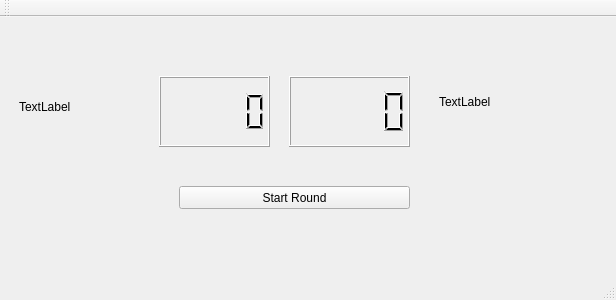
First picture: the form in mainwindow.ui, repository walsh06/grifball, before the edit.
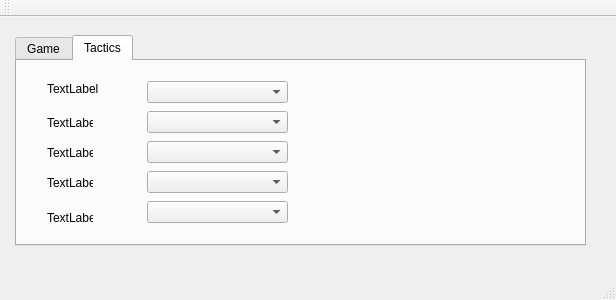
Second picture: the form after the edit. Custom widgets are drawn as their Qt base class.

Commit message: Added tactics screen

The edit to the form file:
```diff
--- a/mainwindow.ui
+++ b/mainwindow.ui
@@ -28,68 +28,226 @@
     </property>
     <widget class="MatchScreen" name="matchWidget"/>
     <widget class="QWidget" name="home">
-     <widget class="QPushButton" name="startButton">
+     <widget class="QTabWidget" name="tabWidget">
       <property name="geometry">
        <rect>
-        <x>170</x>
-        <y>160</y>
-        <width>231</width>
-        <height>23</height>
+        <x>6</x>
+        <y>9</y>
+        <width>571</width>
+        <height>211</height>
        </rect>
       </property>
-      <property name="text">
-       <string>Start Round</string>
+      <property name="currentIndex">
+       <number>1</number>
       </property>
+      <widget class="QWidget" name="game">
+       <attribute name="title">
+        <string>Game</string>
+       </attribute>
+       <widget class="QPushButton" name="startButton">
+        <property name="geometry">
+         <rect>
+          <x>160</x>
+          <y>150</y>
+          <width>231</width>
+          <height>23</height>
+         </rect>
+        </property>
+        <property name="text">
+         <string>Start Round</string>
+        </property>
+       </widget>
+       <widget class="QLCDNumber" name="teamOneScore">
+        <property name="geometry">
+         <rect>
+          <x>140</x>
+          <y>50</y>
+          <width>120</width>
+          <height>80</height>
+         </rect>
+        </property>
+        <property name="intValue" stdset="0">
+         <number>0</number>
+        </property>
+       </widget>
+       <widget class="QLabel" name="teamTwoName">
+        <property name="geometry">
+         <rect>
+          <x>430</x>
+          <y>70</y>
+          <width>141</width>
+          <height>31</height>
+         </rect>
+        </property>
+        <property name="text">
+         <string>TextLabel</string>
+        </property>
+       </widget>
+       <widget class="QLabel" name="teamOneName">
+        <property name="geometry">
+         <rect>
+          <x>10</x>
+          <y>70</y>
+          <width>111</width>
+          <height>31</height>
+         </rect>
+        </property>
+        <property name="text">
+         <string>TextLabel</string>
+        </property>
+       </widget>
+       <widget class="QLCDNumber" name="teamTwoScore">
+        <property name="geometry">
+         <rect>
+          <x>280</x>
+          <y>50</y>
+          <width>120</width>
+          <height>80</height>
+         </rect>
+        </property>
+       </widget>
+      </widget>
+      <widget class="QWidget" name="tacticScreen">
+       <attribute name="title">
+        <string>Tactics</string>
+       </attribute>
+       <widget class="QLabel" name="oneName">
+        <property name="geometry">
+         <rect>
+          <x>30</x>
+          <y>20</y>
+          <width>101</width>
+          <height>16</height>
+         </rect>
+        </property>
+        <property name="text">
+         <string>TextLabel</string>
+        </property>
+       </widget>
+       <widget class="QLabel" name="twoName">
+        <property name="geometry">
+         <rect>
+          <x>30</x>
+          <y>55</y>
+          <width>46</width>
+          <height>13</height>
+         </rect>
+        </property>
+        <property name="text">
+         <string>TextLabel</string>
+        </property>
+       </widget>
+       <widget class="QLabel" name="threeName">
+        <property name="geometry">
+         <rect>
+          <x>30</x>
+          <y>85</y>
+          <width>46</width>
+          <height>13</height>
+         </rect>
+        </property>
+        <property name="text">
+         <string>TextLabel</string>
+        </property>
+       </widget>
+       <widget class="QLabel" name="fourName">
+        <property name="geometry">
+         <rect>
+          <x>30</x>
+          <y>115</y>
+          <width>46</width>
+          <height>13</height>
+         </rect>
+        </property>
+        <property name="text">
+         <string>TextLabel</string>
+        </property>
+       </widget>
+       <widget class="QLabel" name="fiveName">
+        <property name="geometry">
+         <rect>
+          <x>30</x>
+          <y>150</y>
+          <width>46</width>
+          <height>13</height>
+         </rect>
+        </property>
+        <property name="text">
+         <string>TextLabel</string>
+        </property>
+       </widget>
+       <widget class="QComboBox" name="roleOne">
+        <property name="geometry">
+         <rect>
+          <x>130</x>
+          <y>20</y>
+          <width>141</width>
+          <height>22</height>
+         </rect>
+        </property>
+        <property name="currentIndex">
+         <number>-1</number>
+        </property>
+        <property name="maxVisibleItems">
+         <number>3</number>
+        </property>
+       </widget>
+       <widget class="QComboBox" name="roleTwo">
+        <property name="geometry">
+         <rect>
+          <x>130</x>
+          <y>50</y>
+          <width>141</width>
+          <height>22</height>
+         </rect>
+        </property>
+        <property name="maxVisibleItems">
+         <number>3</number>
+        </property>
+       </widget>
+       <widget class="QComboBox" name="roleThree">
+        <property name="geometry">
+         <rect>
+          <x>130</x>
+          <y>80</y>
+          <width>141</width>
+          <height>22</height>
+         </rect>
+        </property>
+        <property name="maxVisibleItems">
+         <number>3</number>
+        </property>
+       </widget>
+       <widget class="QComboBox" name="roleFour">
+        <property name="geometry">
+         <rect>
+          <x>130</x>
+          <y>110</y>
+          <width>141</width>
+          <height>22</height>
+         </rect>
+        </property>
+        <property name="maxVisibleItems">
+         <number>3</number>
+        </property>
+       </widget>
+       <widget class="QComboBox" name="roleFive">
+        <property name="geometry">
+         <rect>
+          <x>130</x>
+          <y>140</y>
+          <width>141</width>
+          <height>22</height>
+         </rect>
+        </property>
+        <property name="maxVisibleItems">
+         <number>3</number>
+        </property>
+       </widget>
+      </widget>
      </widget>
-     <widget class="QLCDNumber" name="teamOneScore">
-      <property name="geometry">
-       <rect>
-        <x>150</x>
-        <y>50</y>
-        <width>111</width>
-        <height>71</height>
-       </rect>
-      </property>
-      <property name="intValue" stdset="0">
-       <number>0</number>
-      </property>
-     </widget>
-     <widget class="QLCDNumber" name="teamTwoScore">
-      <property name="geometry">
-       <rect>
-        <x>280</x>
-        <y>50</y>
-        <width>121</width>
-        <height>71</height>
-       </rect>
-      </property>
-     </widget>
-     <widget class="QLabel" name="teamOneName">
-      <property name="geometry">
-       <rect>
-        <x>10</x>
-        <y>65</y>
-        <width>111</width>
-        <height>31</height>
-       </rect>
-      </property>
-      <property name="text">
-       <string>TextLabel</string>
-      </property>
-     </widget>
-     <widget class="QLabel" name="teamTwoName">
-      <property name="geometry">
-       <rect>
-        <x>430</x>
-        <y>60</y>
-        <width>141</width>
-        <height>31</height>
-       </rect>
-      </property>
-      <property name="text">
-       <string>TextLabel</string>
-      </property>
-     </widget>
+     <zorder>tabWidget</zorder>
+     <zorder>tabWidget</zorder>
     </widget>
    </widget>
   </widget>
```
The commit also changes 7 other files.
